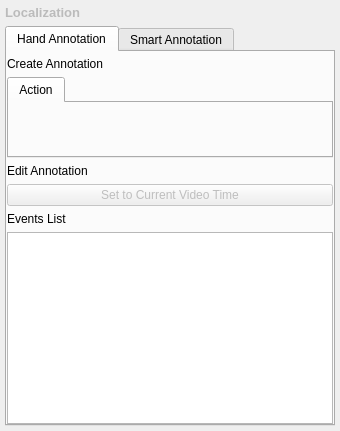
The window that annotation_tool/ui/localization/localization_annotation_panel.ui (OpenSportsLab/VideoAnnotationTool) describes before a commit, drawn with Qt 5.
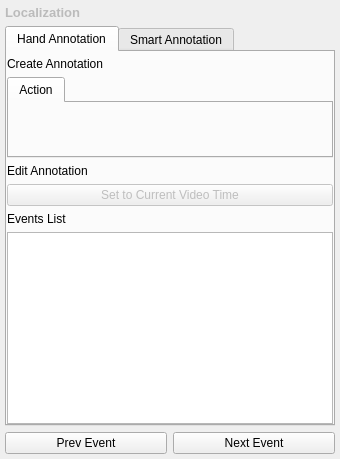
The same window after the commit.

Commit message: feat: Move navigation buttons for clips and events in various panels

What changed in the file:
```diff
--- a/annotation_tool/ui/localization/localization_annotation_panel.ui
+++ b/annotation_tool/ui/localization/localization_annotation_panel.ui
@@ -337,6 +337,30 @@
      </widget>
     </widget>
    </item>
+   <item>
+    <layout class="QHBoxLayout" name="localizationEventNavLayout">
+     <item>
+      <widget class="QPushButton" name="btn_prev_event">
+       <property name="cursor">
+        <cursorShape>PointingHandCursor</cursorShape>
+       </property>
+       <property name="text">
+        <string>Prev Event</string>
+       </property>
+      </widget>
+     </item>
+     <item>
+      <widget class="QPushButton" name="btn_next_event">
+       <property name="cursor">
+        <cursorShape>PointingHandCursor</cursorShape>
+       </property>
+       <property name="text">
+        <string>Next Event</string>
+       </property>
+      </widget>
+     </item>
+    </layout>
+   </item>
   </layout>
  </widget>
  <resources/>
```
The commit also changes 12 other files.
